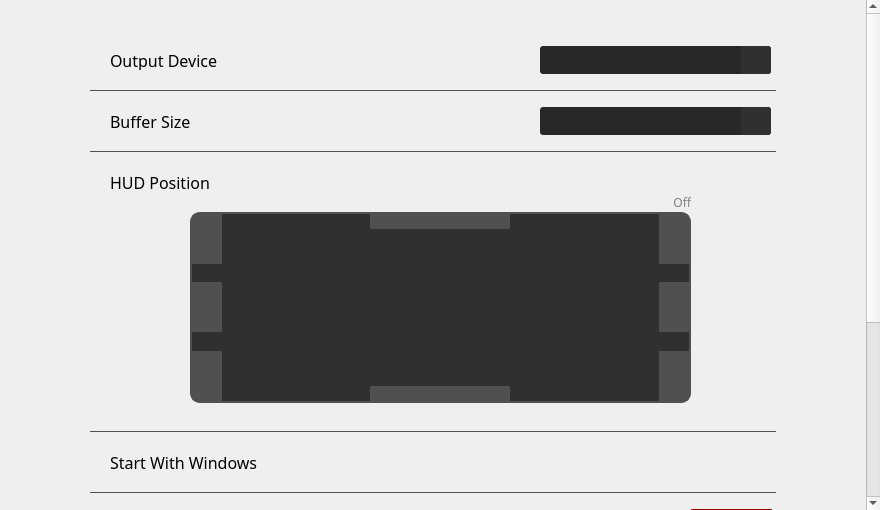
Old version of the form ui/menus/settingsmenu.ui in the repository andre-tm-hui/ReVox.
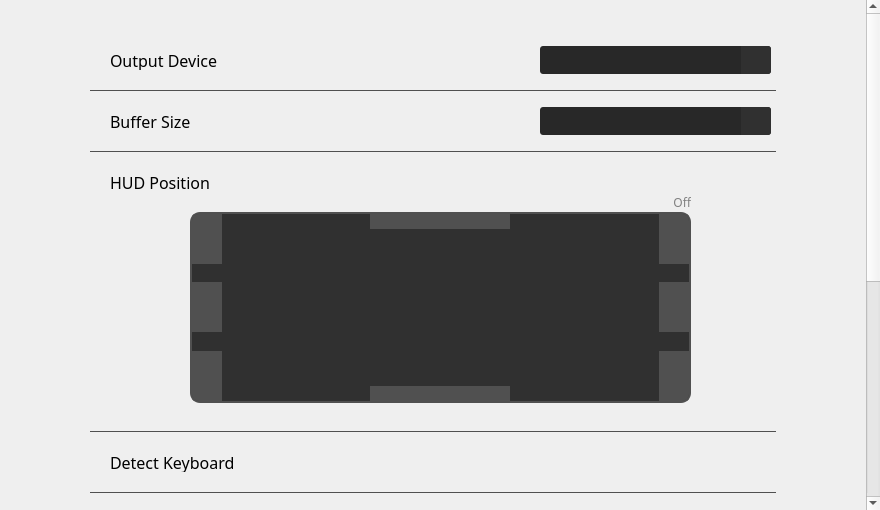
New version of the form. Icons and pictures are not drawn.

Commit message: feat: input blocking with app filtering

```diff
--- a/ui/menus/settingsmenu.ui
+++ b/ui/menus/settingsmenu.ui
@@ -106,9 +106,9 @@
     <property name="geometry">
      <rect>
       <x>0</x>
-      <y>0</y>
+      <y>-160</y>
       <width>876</width>
-      <height>796</height>
+      <height>918</height>
      </rect>
     </property>
     <property name="sizePolicy">
@@ -501,6 +501,100 @@
        </widget>
       </widget>
      </item>
+     <item>
+      <widget class="QGroupBox" name="detectKeyboardBox">
+       <property name="sizePolicy">
+        <sizepolicy hsizetype="Preferred" vsizetype="Fixed">
+         <horstretch>0</horstretch>
+         <verstretch>0</verstretch>
+        </sizepolicy>
+       </property>
+       <property name="minimumSize">
+        <size>
+         <width>0</width>
+         <height>61</height>
+        </size>
+       </property>
+       <property name="styleSheet">
+        <string notr="true">QGroupBox { border: 0px; border-bottom: 1px solid #505050;}</string>
+       </property>
+       <property name="title">
+        <string/>
+       </property>
+       <widget class="QLabel" name="label_11">
+        <property name="geometry">
+         <rect>
+          <x>20</x>
+          <y>20</y>
+          <width>231</width>
+          <height>20</height>
+         </rect>
+        </property>
+        <property name="font">
+         <font>
+          <family>Cascadia Code</family>
+          <pointsize>12</pointsize>
+         </font>
+        </property>
+        <property name="toolTip">
+         <string>&lt;html&gt;&lt;head/&gt;&lt;body&gt;&lt;p&gt;&lt;span style=&quot; font-size:9pt;&quot;&gt;Toggle whether ReVox starts with Windows&lt;/span&gt;&lt;/p&gt;&lt;/body&gt;&lt;/html&gt;</string>
+        </property>
+        <property name="styleSheet">
+         <string notr="true"/>
+        </property>
+        <property name="text">
+         <string>Detect Keyboard</string>
+        </property>
+       </widget>
+      </widget>
+     </item>
+     <item>
+      <widget class="QGroupBox" name="blockInputsBox">
+       <property name="sizePolicy">
+        <sizepolicy hsizetype="Preferred" vsizetype="Fixed">
+         <horstretch>0</horstretch>
+         <verstretch>0</verstretch>
+        </sizepolicy>
+       </property>
+       <property name="minimumSize">
+        <size>
+         <width>0</width>
+         <height>61</height>
+        </size>
+       </property>
+       <property name="styleSheet">
+        <string notr="true">QGroupBox { border: 0px; border-bottom: 1px solid #505050;}</string>
+       </property>
+       <property name="title">
+        <string/>
+       </property>
+       <widget class="QLabel" name="label_19">
+        <property name="geometry">
+         <rect>
+          <x>20</x>
+          <y>20</y>
+          <width>231</width>
+          <height>20</height>
+         </rect>
+        </property>
+        <property name="font">
+         <font>
+          <family>Cascadia Code</family>
+          <pointsize>12</pointsize>
+         </font>
+        </property>
+        <property name="toolTip">
+         <string>&lt;html&gt;&lt;head/&gt;&lt;body&gt;&lt;p&gt;&lt;span style=&quot; font-size:9pt;&quot;&gt;Toggle whether ReVox starts with Windows&lt;/span&gt;&lt;/p&gt;&lt;/body&gt;&lt;/html&gt;</string>
+        </property>
+        <property name="styleSheet">
+         <string notr="true"/>
+        </property>
+        <property name="text">
+         <string>Block Inputs</string>
+        </property>
+       </widget>
+      </widget>
+     </item>
      <item>
       <widget class="QGroupBox" name="autostartBox">
        <property name="sizePolicy">
```
The commit also changes 22 other files.
